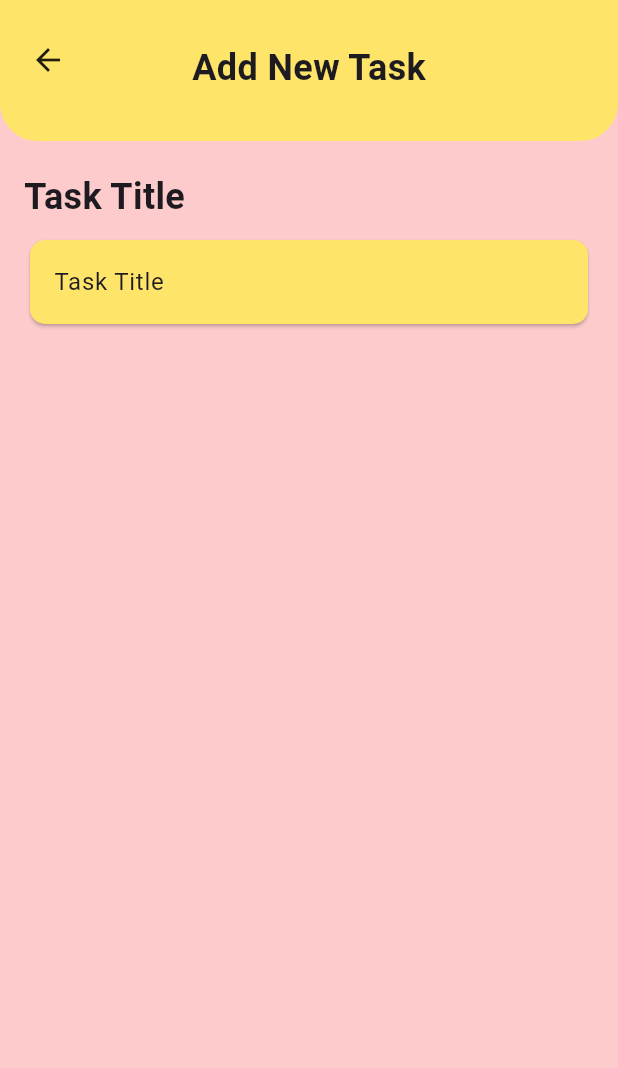
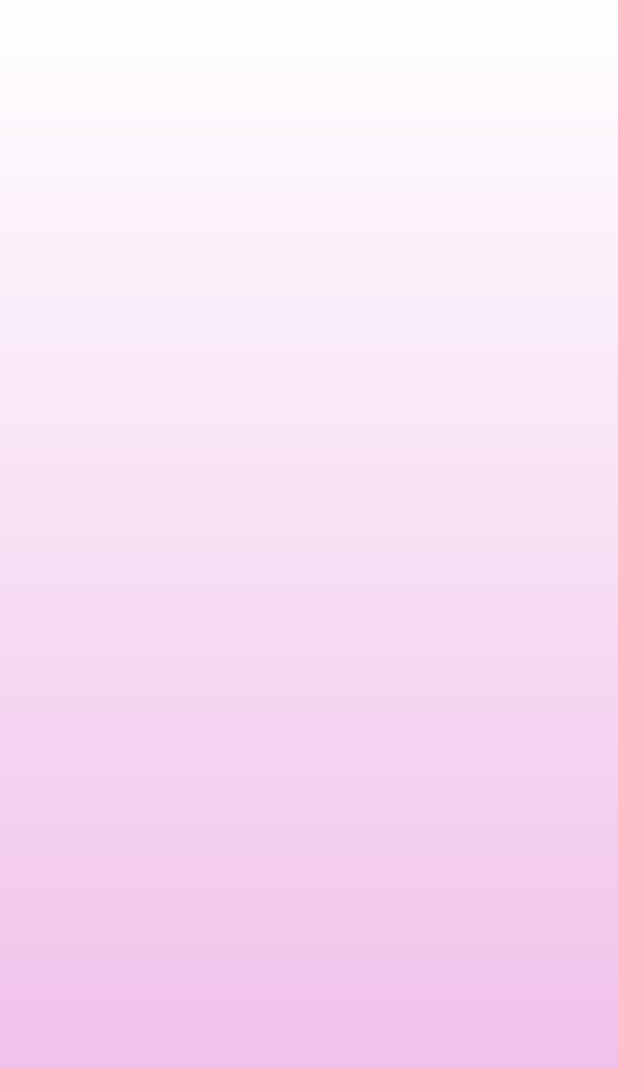
Before and after one commit to rotullima/todolist, a Flutter app: the screen it shows after launch, on a phone screen of 412 x 824 dp. Shown: the top 1068 px of the screen. Run offline on Flutter 3.47's test engine with Material 3 defaults, Android fonts, the phone set to English and light mode, and no system bars; our stand-ins replace syncfusion_flutter_calendar.

Commit message:
edit by selly

```diff
--- a/lib/screens/create_task_screen.dart
+++ b/lib/screens/create_task_screen.dart
@@ -6,83 +6,42 @@ class CreateTaskScreen extends StatelessWidget {
   @override
   Widget build(BuildContext context) {
     return Scaffold(
-      backgroundColor: const Color.fromARGB(255, 253, 203, 203),
-      body: SafeArea(
-        child: Column(
-          children: [
-            // Bagian atas (judul + tanggal)
-            Container(
-              width: double.infinity,
-              padding: const EdgeInsets.symmetric(horizontal: 20, vertical: 28),
+      body: Container(
         decoration: const BoxDecoration(
-                color: Color(0xFFFFE46A),
-                borderRadius: BorderRadius.vertical(
-                  bottom: Radius.circular(25),
+          gradient: LinearGradient(
+            colors: [
+              Color(0xFFFFFFFF),
+              Color(0xFFEEB7E7),
+            ],
+            begin: Alignment.topCenter,
+            end: Alignment.bottomCenter,
           ),
         ),
-              child: Row(
-                mainAxisAlignment: MainAxisAlignment.spaceBetween,
-                crossAxisAlignment: CrossAxisAlignment.start,
-                children: [
-                  const Icon(Icons.arrow_back),
-                  Expanded(
-                    child: Column(
-                      crossAxisAlignment: CrossAxisAlignment.center,
-                      children: const [
-                        Text(
-                          'Add New Task',
-                          style: TextStyle(
-                            fontSize: 24,
-                            fontWeight: FontWeight.w700,
-                          ),
-                        ),
-                        SizedBox(height: 4),
-                      ],
-                    ),
-                  ),
-                  const SizedBox(width: 24),
-                ],
-              ),
-            ),
-
-            const SizedBox(height: 20),
-
-            Expanded(
         child: Padding(
-                padding: const EdgeInsets.symmetric(horizontal: 16),
+          padding: const EdgeInsets.symmetric(horizontal: 16, vertical: 16),
           child: Column(
             crossAxisAlignment: CrossAxisAlignment.start,
             children: [
-                    const Text(
-                      'Task Title',
-                      style: TextStyle(
-                        fontSize: 24,
-                        fontWeight: FontWeight.w700,
+              Container(
+                decoration: const BoxDecoration(
+                  gradient: LinearGradient(
+                    colors: [
+                      Color(0xFFEEAECA),
+                      Color(0xFFC06AF2),
+                    ],
+                    begin: Alignment.topCenter,
+                    end: Alignment.bottomCenter,
                   ),
+                  borderRadius: BorderRadius.only(
+                    bottomLeft: Radius.circular(30),
+                    bottomRight: Radius.circular(30),
                   ),
-                    const SizedBox(height: 8),
-                    Expanded(
-                      child: ListView(
-                        children: [
-                          Card(
-                            color: const Color(0xFFFFE46A),
-                            shape: RoundedRectangleBorder(
-                              borderRadius: BorderRadius.circular(10),
-                            ),
-                            child: const ListTile(
-                              title: Text('Task Title'),
-                            ),
-                          ),
-                        ],
                 ),
               ),
             ],
           ),
         ),
       ),
-          ],
-        ),
-      ),
     );
   }
 }
```
Lines whose indentation alone changed are shown as unchanged.
